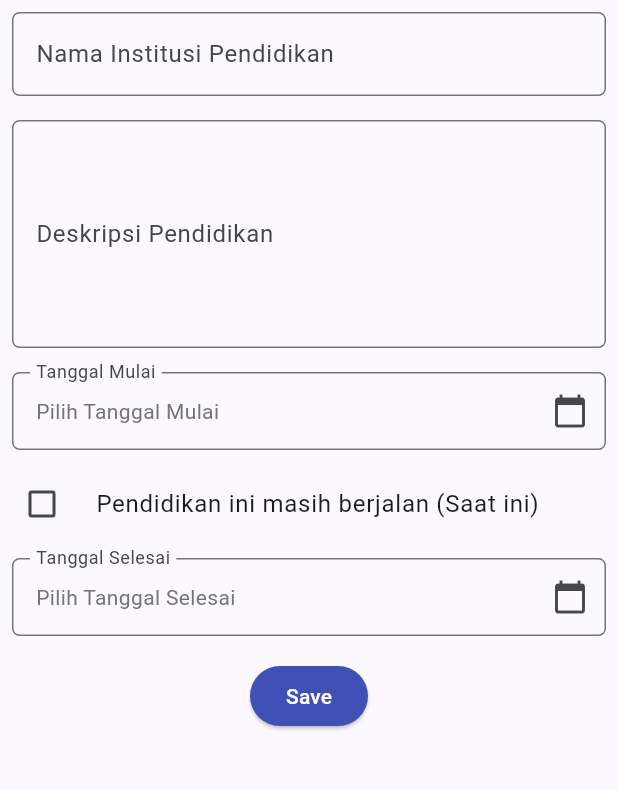
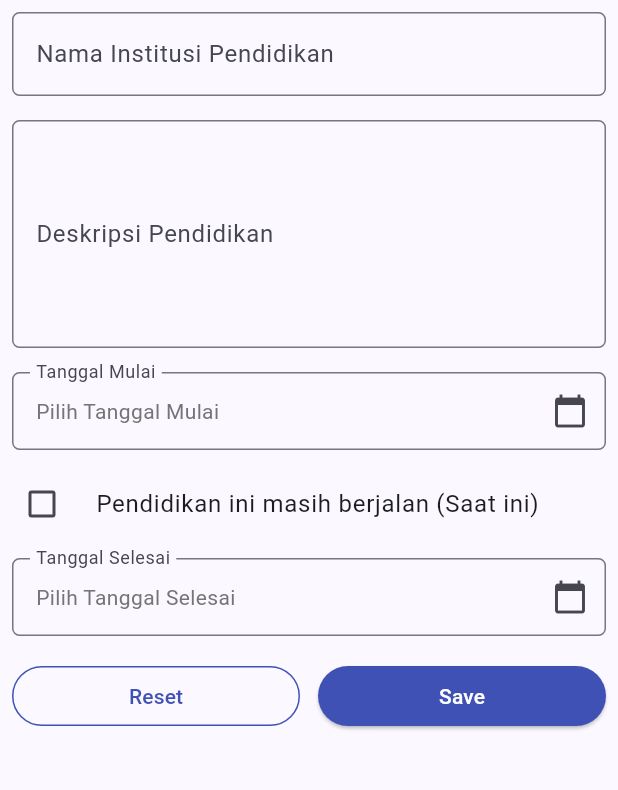
Before and after one commit to zakirdpradana/myportofolio_mobile, a Flutter app: the screen it shows after launch, in the side drawer, after a tap on "Add Education", on a phone screen of 412 x 824 dp, the part 84-874 px from its top. Run offline on Flutter 3.47's test engine with Material 3 defaults, Android fonts, the phone set to English and light mode, and no system bars; our stand-ins replace material_ui.

Commit message:
feat: add reset button in education form (Tugas 8)

```diff
--- a/lib/screens/education_form.dart
+++ b/lib/screens/education_form.dart
@@ -238,10 +238,38 @@ class _EducationFormPageState extends State<EducationFormPage> {
                 alignment: Alignment.bottomCenter,
                 child: Padding(
                   padding: const EdgeInsets.all(8.0),
+                  child: Row(
+                    children: [
+                      Expanded(
+                        child: OutlinedButton(
+                          style: OutlinedButton.styleFrom(
+                            foregroundColor: Colors.indigo,
+                            side: const BorderSide(color: Colors.indigo),
+                          ),
+                          onPressed: () {
+                            _formKey.currentState!.reset();
+                            _endDateFieldKey.currentState?.reset();
+                            setState(() {
+                              _institutionName = "";
+                              _description = "";
+                              _startDate = null;
+                              _endDate = null;
+                              _isOngoing = false;
+                            });
+                            ScaffoldMessenger.of(context)
+                              ..hideCurrentSnackBar()
+                              ..showSnackBar(
+                                const SnackBar(content: Text("Form telah dikosongkan")),
+                              );
+                          },
+                          child: const Text("Reset"),
+                        ),
+                      ),
+                      const SizedBox(width: 12),
+                      Expanded(
                         child: ElevatedButton(
                           style: ButtonStyle(
-                      backgroundColor:
-                          WidgetStateProperty.all(Colors.indigo),
+                            backgroundColor: WidgetStateProperty.all(Colors.indigo),
                           ),
                           onPressed: () {
                             if (_formKey.currentState!.validate()) {
@@ -295,6 +323,9 @@ class _EducationFormPageState extends State<EducationFormPage> {
                           ),
                         ),
                       ),
+                    ],
+                  ),
+                ),
               ),
             ],
           ),
```
Lines whose indentation alone changed are shown as unchanged.
